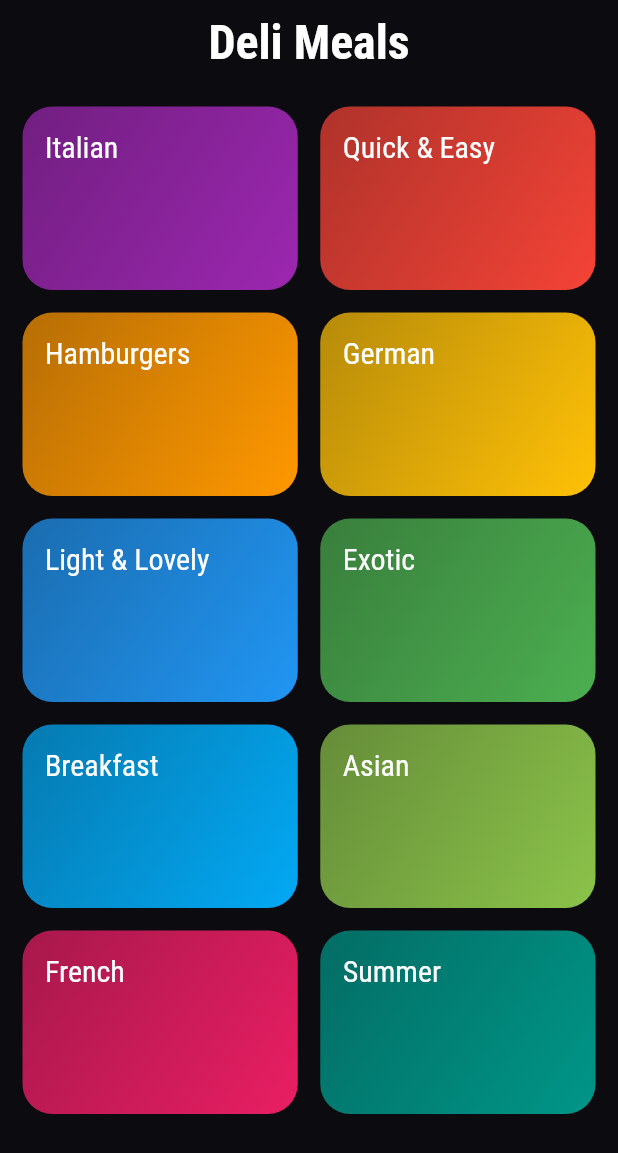
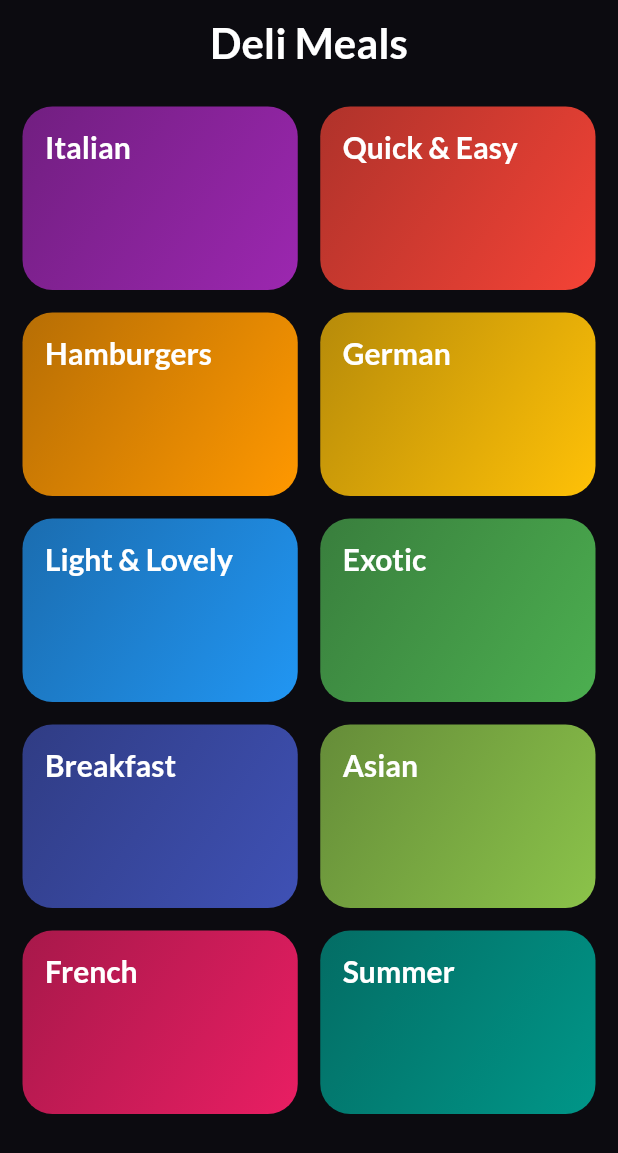
Before and after one commit to Basith-P/DeliMeals, a Flutter app: the screen it shows after launch, on a phone screen of 412 x 824 dp. Shown: the top 1153 px of the screen. Run offline on Flutter 3.47's test engine with Material 2 defaults, Android fonts, the phone set to English and light mode, and no system bars; our stand-ins replace google_fonts.

```diff
--- a/lib/dummy_data.dart
+++ b/lib/dummy_data.dart
@@ -36,7 +36,7 @@ const DUMMY_CATEGORIES = const [
   Category(
     id: 'c7',
     title: 'Breakfast',
-    color: Colors.lightBlue,
+    color: Colors.indigo,
   ),
   Category(
     id: 'c8',
--- a/lib/main.dart
+++ b/lib/main.dart
@@ -1,7 +1,9 @@
 import 'dart:ui';
 
 import 'package:flutter/material.dart';
+import 'package:google_fonts/google_fonts.dart';
 
+import 'screens/category_meals_screen.dart';
 import 'widgets/categories_screen.dart';
 
 void main() => runApp(DeliMealsApp());
@@ -12,7 +14,6 @@ class DeliMealsApp extends StatelessWidget {
     return MaterialApp(
         title: 'DeliMeals',
         theme: ThemeData.dark().copyWith(
-        accentColor: Colors.amber,
           canvasColor: Color.fromRGBO(255, 254, 229, 1),
           scaffoldBackgroundColor: Color(0xff0C0B10),
           appBarTheme: AppBarTheme(
@@ -22,20 +23,16 @@ class DeliMealsApp extends StatelessWidget {
           textTheme: ThemeData.dark().textTheme.copyWith(
               bodyText2: TextStyle(color: Color.fromRGBO(20, 51, 51, 1)),
               bodyText1: TextStyle(color: Color.fromRGBO(20, 51, 51, 1)),
-              headline6: TextStyle(
+              headline6: GoogleFonts.lato(
                 fontSize: 20,
-                fontFamily: 'RobotoCondensed',
-                // fontWeight: FontWeight.normal,
-              ),
-              headline1: TextStyle(
-                fontFamily: 'RobotoCondensed',
-                fontSize: 32,
                 fontWeight: FontWeight.bold,
-              ),
-            ),
+              )),
+          colorScheme: ColorScheme.fromSwatch().copyWith(secondary: Colors.amber),
         ),
         debugShowCheckedModeBanner: false,
-      home: CategoriesPage(),
-    );
+        routes: {
+          '/': (ctx) => CategoriesPage(),
+          CategoryMealsScreen.routName: (ctx) => CategoryMealsScreen(),
+        });
   }
 }
--- a/lib/widgets/categories_screen.dart
+++ b/lib/widgets/categories_screen.dart
@@ -1,4 +1,6 @@
+import 'package:flutter/cupertino.dart';
 import 'package:flutter/material.dart';
+import 'package:google_fonts/google_fonts.dart';
 
 import '../dummy_data.dart';
 import 'category_item.dart';
@@ -10,7 +12,10 @@ class CategoriesPage extends StatelessWidget {
       appBar: AppBar(
         title: Text(
           'Deli Meals',
-          style: Theme.of(context).textTheme.headline1,
+          style: GoogleFonts.lato(
+            fontSize: 28,
+            fontWeight: FontWeight.bold,
+          ),
         ),
         centerTitle: true,
       ),
@@ -25,6 +30,7 @@ class CategoriesPage extends StatelessWidget {
           ),
           children: DUMMY_CATEGORIES
               .map((e) => CategoryItem(
+                    id: e.id,
                     title: e.title,
                     color: e.color,
                   ))
--- a/lib/widgets/category_item.dart
+++ b/lib/widgets/category_item.dart
@@ -1,14 +1,27 @@
+import 'package:delimeals/screens/category_meals_screen.dart';
 import 'package:flutter/material.dart';
 
 class CategoryItem extends StatelessWidget {
+  final String id;
   final String title;
   final Color color;
 
-  CategoryItem({this.title, this.color});
+  CategoryItem({@required this.id, @required this.title, @required this.color});
 
   @override
   Widget build(BuildContext context) {
-    return Container(
+    return InkWell(
+      onTap: () {
+        Navigator.of(context).pushNamed(
+          CategoryMealsScreen.routName,
+          arguments: {
+            'id': id,
+            'title': title,
+          },
+        );
+      },
+      borderRadius: BorderRadius.circular(20),
+      child: Container(
         padding: const EdgeInsets.all(15),
         child: Text(
           title,
@@ -25,6 +38,7 @@ class CategoryItem extends StatelessWidget {
           ),
           borderRadius: BorderRadius.circular(20),
         ),
+      ),
     );
   }
 }
--- a/pubspec.yaml
+++ b/pubspec.yaml
@@ -11,6 +11,7 @@ dependencies:
       sdk: flutter
 
    cupertino_icons: ^0.1.2
+   google_fonts: ^2.1.0
 
 dev_dependencies:
    flutter_test:
```
Also changed, not shown: lib/screens/category_meals_screen.dart (added, +18 -0 lines), pubspec.lock. Lines whose indentation alone changed are shown as unchanged.
